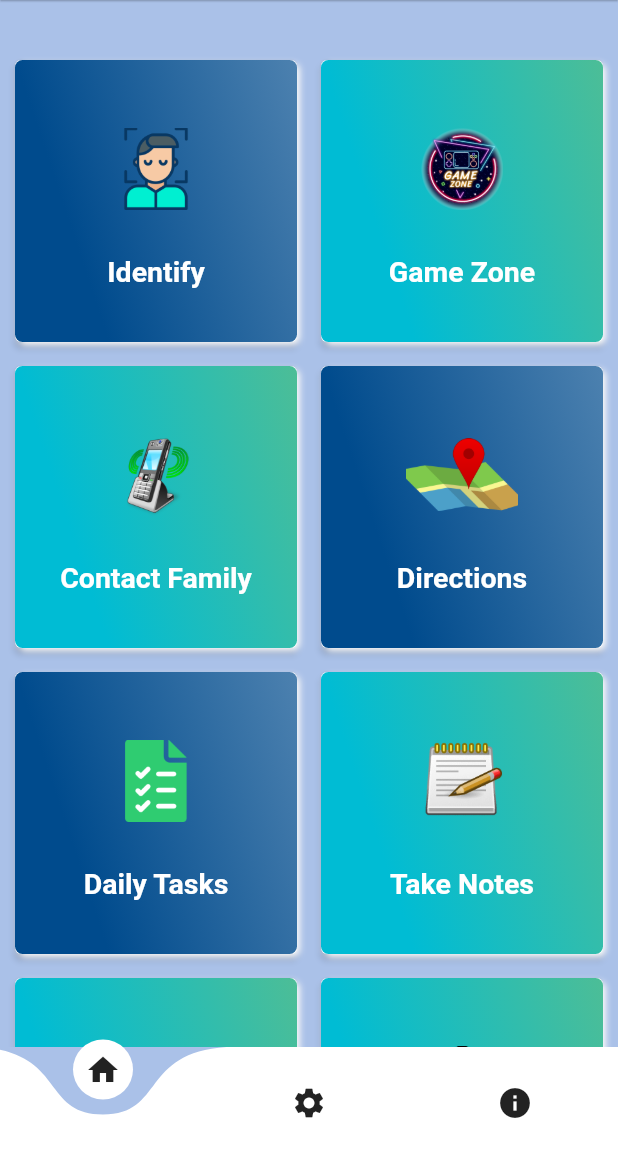
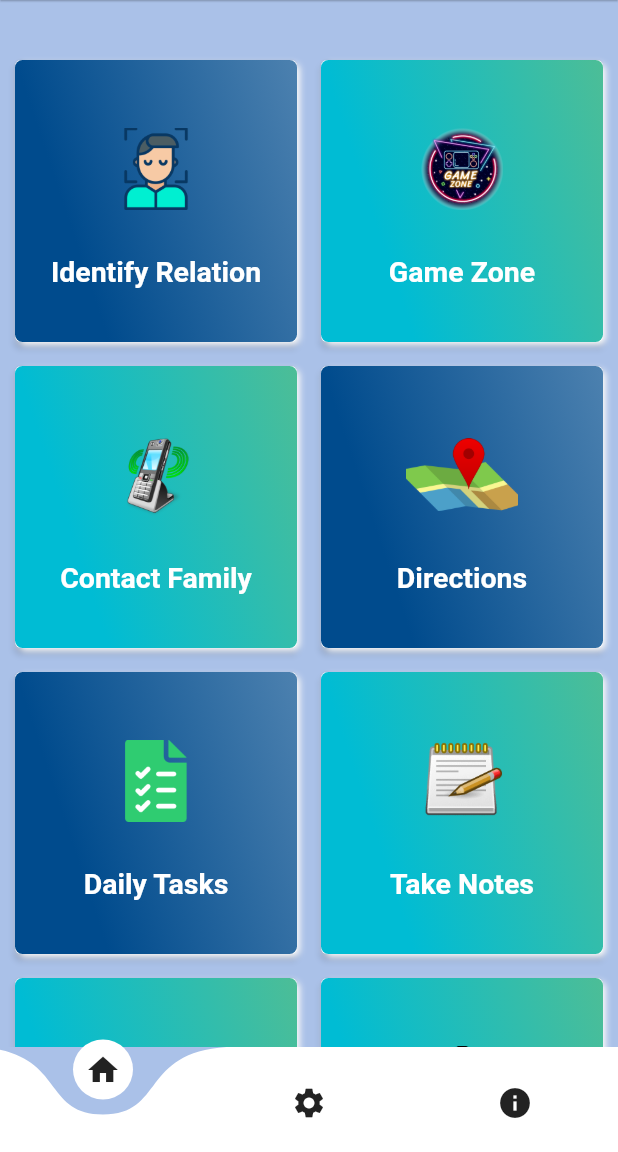
Before and after one commit to Fork-IT/companion, a Flutter app: the ProfilePage screen opened directly, on a phone screen of 412 x 824 dp, the part 84-1236 px from its top. Run offline on Flutter 3.47's test engine with Material 2 defaults, Android fonts, the light colour scheme and no system bars; drawn by our look-alikes of curved_navigation_bar; our stand-ins replace audioplayers, date_picker_timeline, firebase_auth, firebase_core, flutter_local_notifications, flutter_native_timezone and 17 more; missing offline and left inert: chess_vectors_flutter, flutter_google_places, flutter_phone_direct_caller, google_api_headers, google_maps_webservice, home_widget and 1 more; accounts and stored records are empty; statements that could not run were skipped; project files that could hold a hidden picture were left out.

Commit message:
name changed to identify relation

```diff
--- a/lib/pages/profile_page.dart
+++ b/lib/pages/profile_page.dart
@@ -236,7 +236,7 @@ class ProfilePage extends StatelessWidget{
               crossAxisCount: 2,
               padding: const EdgeInsets.all(2),
               children: [
-                profilePage("Identify", "assets/identify.png", 0),
+                profilePage("Identify Relation", "assets/identify.png", 0),
                 profilePage("Game Zone", "assets/game.png", 1),
                 profilePage("Contact Family", "assets/call.png", 2),
                 profilePage("Directions", "assets/location.png", 3),
```
